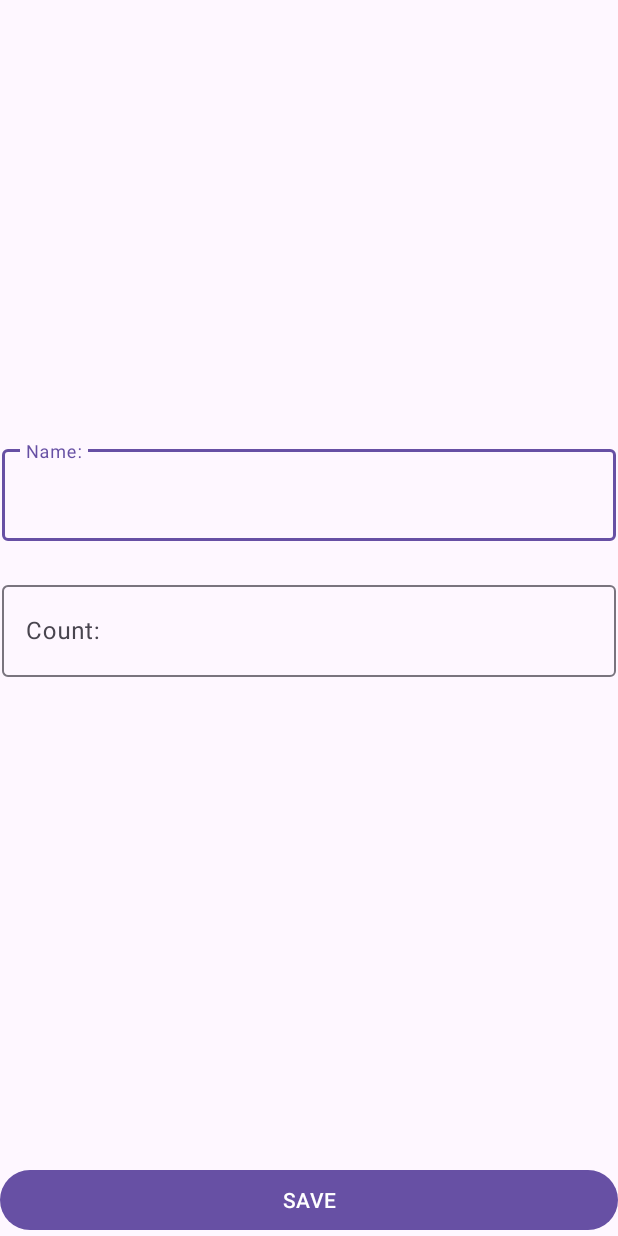
After one commit to MalaevIA/Shopping-List-app, an Android app: the ShopItemFragment screen opened directly, with no data from a screen before it, on a phone screen of 412 x 824 dp. The commit adds this screen. Run offline under Robolectric (Android 15) with nearby library versions, the phone set to English and light mode, and no system bars.

Commit message:
начало перехода на врагменты и работы с ними

```diff
--- /dev/null
+++ b/app/src/main/java/com/example/shoppinglist/presentation/ShopItemFragment.kt
@@ -0,0 +1,18 @@
+package com.example.shoppinglist.presentation
+
+import android.os.Bundle
+import android.view.LayoutInflater
+import android.view.View
+import android.view.ViewGroup
+import androidx.fragment.app.Fragment
+import com.example.shoppinglist.R
+
+class ShopItemFragment: Fragment() {
+    override fun onCreateView(
+        inflater: LayoutInflater,
+        container: ViewGroup?,
+        savedInstanceState: Bundle?
+    ): View? {
+        return inflater.inflate(R.layout.fragment_shop_item,container,false)
+    }
+}
--- a/app/src/main/res/layout/activity_shop_item.xml
+++ b/app/src/main/res/layout/activity_shop_item.xml
@@ -1,61 +1,10 @@
 <?xml version="1.0" encoding="utf-8"?>
-<androidx.constraintlayout.widget.ConstraintLayout xmlns:android="http://schemas.android.com/apk/res/android"
+<androidx.fragment.app.FragmentContainerView xmlns:android="http://schemas.android.com/apk/res/android"
     xmlns:app="http://schemas.android.com/apk/res-auto"
     xmlns:tools="http://schemas.android.com/tools"
-    android:id="@+id/main"
+    android:id="@+id/shop_item_container"
     android:layout_width="match_parent"
     android:layout_height="match_parent"
-    tools:context=".presentation.ShopItemActivity">
-
-    <com.google.android.material.textfield.TextInputLayout
-        android:id="@+id/til_name"
-        android:layout_width="409dp"
-        android:layout_height="wrap_content"
-        app:layout_constraintBottom_toTopOf="@+id/til_count"
-
-        app:layout_constraintEnd_toEndOf="parent"
-        app:layout_constraintStart_toStartOf="parent"
-        app:layout_constraintTop_toTopOf="parent"
-        app:layout_constraintVertical_bias="0.441"
-        app:layout_constraintVertical_chainStyle="packed">
-
-        <com.google.android.material.textfield.TextInputEditText
-            android:id="@+id/et_name"
-            android:layout_width="match_parent"
-            android:layout_height="61dp"
-            android:hint="@string/name_hint"
-            android:inputType="textCapWords"/>
-    </com.google.android.material.textfield.TextInputLayout>
-
-    <com.google.android.material.textfield.TextInputLayout
-        android:id="@+id/til_count"
-        android:layout_width="409dp"
-        android:layout_height="wrap_content"
-        android:layout_marginTop="24dp"
-        app:layout_constraintBottom_toBottomOf="parent"
-        app:layout_constraintEnd_toEndOf="parent"
-        app:layout_constraintStart_toStartOf="parent"
-        app:layout_constraintTop_toBottomOf="@+id/til_name">
-
-        <com.google.android.material.textfield.TextInputEditText
-            android:id="@+id/et_count"
-            android:layout_width="match_parent"
-            android:layout_height="61dp"
-            android:hint="@string/count_hint"
-            android:inputType="number"/>
-    </com.google.android.material.textfield.TextInputLayout>
-
-    <Button
-        android:id="@+id/btn_save"
-        android:layout_width="match_parent"
-        android:layout_height="wrap_content"
-        android:layout_marginTop="238dp"
-        android:text="@string/save_btn"
-        app:layout_constraintBottom_toBottomOf="parent"
-        app:layout_constraintEnd_toEndOf="parent"
-        app:layout_constraintHorizontal_bias="0.498"
-        app:layout_constraintStart_toStartOf="parent"
-        app:layout_constraintTop_toBottomOf="@+id/til_count"
-        app:layout_constraintVertical_bias="1.0"
-        />
-</androidx.constraintlayout.widget.ConstraintLayout>
+    android:name="com.example.shoppinglist.presentation.ShopItemFragment"
+    tools:context=".presentation.ShopItemActivity"
+    tools:layout="@layout/fragment_shop_item" />
--- /dev/null
+++ b/app/src/main/res/layout/fragment_shop_item.xml
@@ -0,0 +1,61 @@
+<?xml version="1.0" encoding="utf-8"?>
+<androidx.constraintlayout.widget.ConstraintLayout xmlns:android="http://schemas.android.com/apk/res/android"
+    xmlns:app="http://schemas.android.com/apk/res-auto"
+    xmlns:tools="http://schemas.android.com/tools"
+    android:id="@+id/main"
+    android:layout_width="match_parent"
+    android:layout_height="match_parent"
+    tools:context=".presentation.ShopItemFragment">
+
+    <com.google.android.material.textfield.TextInputLayout
+        android:id="@+id/til_name"
+        android:layout_width="409dp"
+        android:layout_height="wrap_content"
+        app:layout_constraintBottom_toTopOf="@+id/til_count"
+
+        app:layout_constraintEnd_toEndOf="parent"
+        app:layout_constraintStart_toStartOf="parent"
+        app:layout_constraintTop_toTopOf="parent"
+        app:layout_constraintVertical_bias="0.441"
+        app:layout_constraintVertical_chainStyle="packed">
+
+        <com.google.android.material.textfield.TextInputEditText
+            android:id="@+id/et_name"
+            android:layout_width="match_parent"
+            android:layout_height="61dp"
+            android:hint="@string/name_hint"
+            android:inputType="textCapWords"/>
+    </com.google.android.material.textfield.TextInputLayout>
+
+    <com.google.android.material.textfield.TextInputLayout
+        android:id="@+id/til_count"
+        android:layout_width="409dp"
+        android:layout_height="wrap_content"
+        android:layout_marginTop="24dp"
+        app:layout_constraintBottom_toBottomOf="parent"
+        app:layout_constraintEnd_toEndOf="parent"
+        app:layout_constraintStart_toStartOf="parent"
+        app:layout_constraintTop_toBottomOf="@+id/til_name">
+
+        <com.google.android.material.textfield.TextInputEditText
+            android:id="@+id/et_count"
+            android:layout_width="match_parent"
+            android:layout_height="61dp"
+            android:hint="@string/count_hint"
+            android:inputType="number"/>
+    </com.google.android.material.textfield.TextInputLayout>
+
+    <Button
+        android:id="@+id/btn_save"
+        android:layout_width="match_parent"
+        android:layout_height="wrap_content"
+        android:layout_marginTop="238dp"
+        android:text="@string/save_btn"
+        app:layout_constraintBottom_toBottomOf="parent"
+        app:layout_constraintEnd_toEndOf="parent"
+        app:layout_constraintHorizontal_bias="0.498"
+        app:layout_constraintStart_toStartOf="parent"
+        app:layout_constraintTop_toBottomOf="@+id/til_count"
+        app:layout_constraintVertical_bias="1.0"
+        />
+</androidx.constraintlayout.widget.ConstraintLayout>
```
Also changed, not shown: app/src/main/java/com/example/shoppinglist/presentation/ShopItemActivity.kt (+6 -6 lines).
